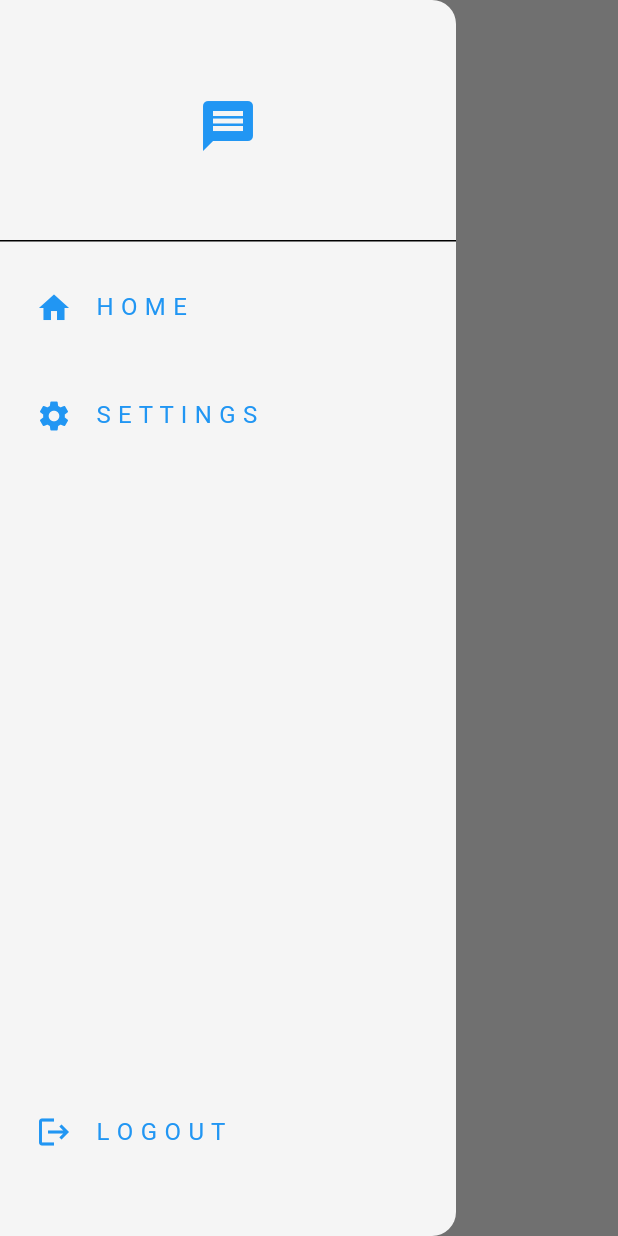
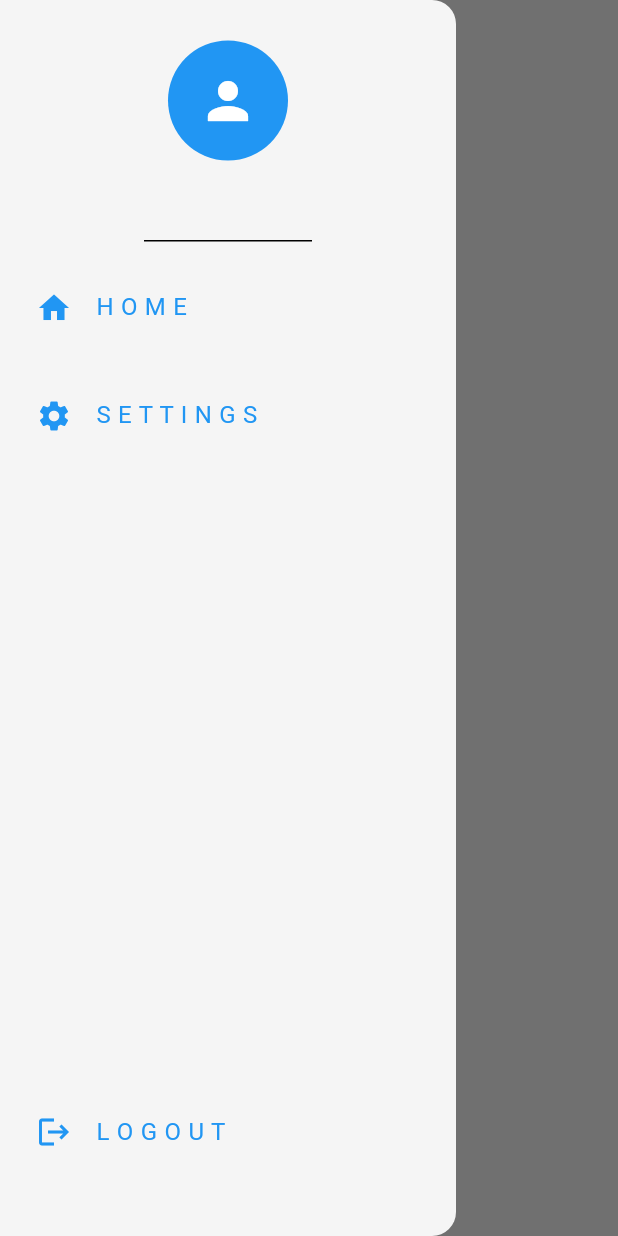
Before and after one commit to tryadnancode/firebase_chat, a Flutter app: the screen it shows once a user with an empty profile is signed in, with the side drawer open, on a phone screen of 412 x 824 dp. Run offline on Flutter 3.47's test engine with Material 3 defaults, Android fonts, the phone set to English and light mode, and no system bars; our stand-ins replace cloud_firestore, firebase_auth, firebase_core; accounts and stored records are empty.

Commit message:
add the user profile in my drawer file

```diff
--- a/lib/widgets/my_drawer.dart
+++ b/lib/widgets/my_drawer.dart
@@ -12,6 +12,7 @@ class MyDrawer extends StatelessWidget {
 
   @override
   Widget build(BuildContext context) {
+    final currentUser = AuthServices().currentUser;
     return Drawer(
       backgroundColor: Theme.of(context).colorScheme.background,
       child: Column(
@@ -20,12 +21,27 @@ class MyDrawer extends StatelessWidget {
           Column(
             children: [
               DrawerHeader(
-                  child: Center(
-                      child: Icon(
-                Icons.message,
-                color: Theme.of(context).colorScheme.primary,
-                size: 40,
-              ))),
+                  child: Column(
+                mainAxisAlignment: MainAxisAlignment.center,
+                children: [
+                  CircleAvatar(
+                    radius: 40,
+                    backgroundColor: Theme.of(context).colorScheme.primary,
+                    child: Icon(
+                      Icons.person,
+                      color: Colors.white,
+                      size: 40,
+                    ),
+                  ),
+                  const SizedBox(height: 10),
+                  Text(
+                    currentUser?.email ?? 'Not logged in',
+                    style: TextStyle(
+                      color: Theme.of(context).colorScheme.primary,
+                    ),
+                  ),
+                ],
+              )),
               Padding(
                 padding: const EdgeInsets.all(8.0),
                 child: ListTile(
```
